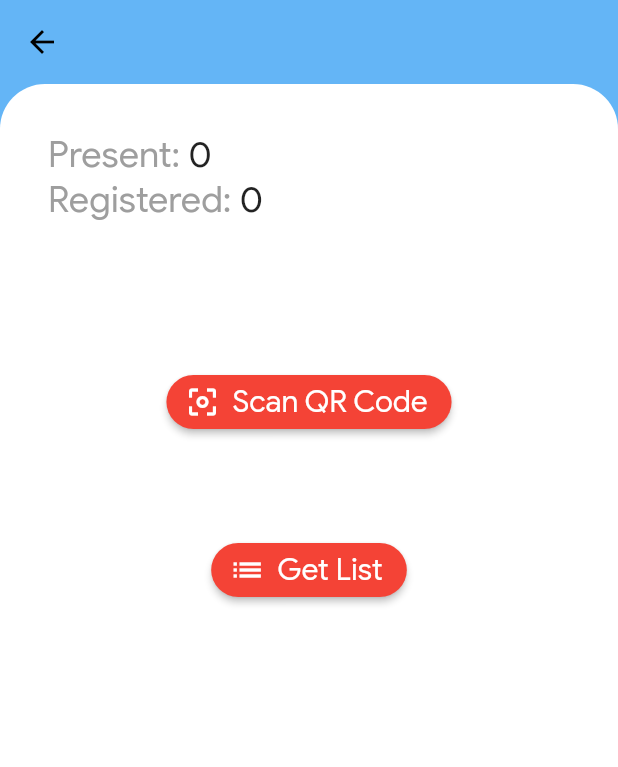
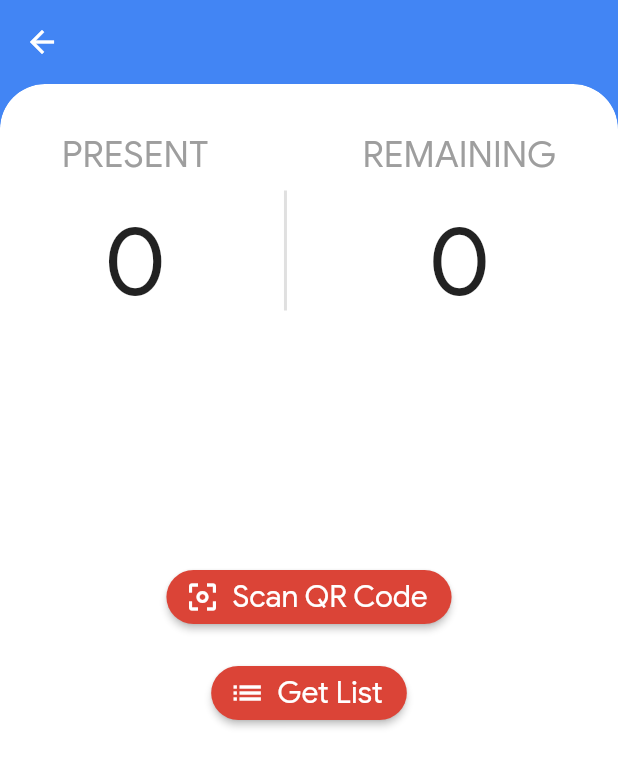
Before and after one commit to developer-student-clubs/DSC-DDU-Admin, a Flutter app: the Attendance screen opened directly with empty values, on a phone screen of 412 x 824 dp. Shown: the top 767 px of the screen. Run offline on Flutter 3.47's test engine with Material 2 defaults, Android fonts, the phone set to English and light mode, and no system bars; our stand-ins replace cloud_firestore, csv, datetime_picker_formfield, expandable, firebase_auth, firebase_messaging and 4 more; missing offline and left inert: qrscan; accounts and stored records are empty.

```diff
--- a/lib/attendance.dart
+++ b/lib/attendance.dart
@@ -75,62 +75,107 @@ class MainPage extends StatelessWidget {
     this.remaining = remaining;
     this.name = name;
   }
+
   @override
   Widget build(BuildContext context) {
     return ClipRRect(
       borderRadius: BorderRadius.only(
           topLeft: Radius.circular(30), topRight: Radius.circular(30)),
+      child: Column(
+        children: <Widget>[
+          Expanded(
+            child: ClipRRect(
+              borderRadius: BorderRadius.only(
+                  topLeft: Radius.circular(30), topRight: Radius.circular(30)),
               child: Container(
                 color: Colors.white,
-        child: Column(
+                child: ListView(
+                  children: <Widget>[
+                    Row(
                       mainAxisSize: MainAxisSize.max,
+                      mainAxisAlignment: MainAxisAlignment.spaceAround,
                       children: <Widget>[
+                        _getCountBox("Present", remaining),
                         Padding(
-              padding: const EdgeInsets.all(32.0),
+                          padding: const EdgeInsets.only(top: 64.0),
+                          child: Container(
+                            color: Colors.grey[300],
+                            width: 2,
+                            height: 80,
+                          ),
+                        ),
+                        _getCountBox("Remaining", registered),
+                      ],
+                    ),
+                    _getButtons(context),
+                  ],
+                ),
+              ),
+            ),
+          ),
+        ],
+      ),
+    );
+  }
+
+  Widget _getCountBox(String heading, int count) {
+    return Padding(
+      padding: const EdgeInsets.only(top: 32.0, left: 32.0, right: 32.0),
       child: Column(
         children: <Widget>[
-                  Row(
-                    children: <Widget>[
           Text(
-                        "Present" + ": ",
+            heading.toUpperCase(),
             style: TextStyle(
               color: Colors.grey,
               fontSize: 24,
             ),
           ),
-                      Text(
-                        remaining.toString(),
+          Padding(
+            padding: const EdgeInsets.only(top: 16.0, left: 16.0, right: 16.0),
+            child: Text(
+              count.toString(),
               style: TextStyle(
-                          fontSize: 24,
+                fontSize: 64,
+              ),
             ),
           )
         ],
       ),
-                  Row(
+    );
+  }
+
+  Widget _getButtons(BuildContext context) {
+    return (MediaQuery.of(context).orientation == Orientation.portrait)
+        ? Column(
             children: <Widget>[
-                      Text(
-                        "Registered" + ": ",
-                        style: TextStyle(
-                          color: Colors.grey,
-                          fontSize: 24,
+              SizedBox(
+                height: 160,
               ),
+              _getScanButton(context),
+              SizedBox(
+                height: 16,
               ),
-                      Text(
-                        registered.toString(),
-                        style: TextStyle(
-                          fontSize: 24,
+              _getListButton(context),
+            ],
+          )
+        : Padding(
+            padding: const EdgeInsets.all(32.0),
+            child: Row(
+              mainAxisAlignment: MainAxisAlignment.center,
+              children: <Widget>[
+                _getScanButton(context),
+                SizedBox(
+                  width: 32,
                 ),
-                      )
+                _getListButton(context),
               ],
             ),
-                ],
-              ),
-            ),
-            SizedBox(
-              height: 64.0,
-            ),
-            RaisedButton.icon(
-              color: Colors.red,
+          );
+  }
+
+  Widget _getScanButton(BuildContext context) {
+    return RaisedButton.icon(
+      color: Theme.of(context).accentColor,
       icon: Icon(
         Icons.center_focus_weak,
         color: Colors.white,
@@ -139,22 +184,24 @@ class MainPage extends StatelessWidget {
         'Scan QR Code',
         style: TextStyle(color: Colors.white, fontSize: 20),
       ), //`Text` to display
-              shape: RoundedRectangleBorder(
-                  borderRadius: BorderRadius.circular(40)),
+      shape: RoundedRectangleBorder(borderRadius: BorderRadius.circular(40)),
       onPressed: () async {
         if (canScan) {
           await scan(id, context);
         } else {
           Scaffold.of(context).showSnackBar(SnackBar(
-                      content: Text("You don't have access to scan.")));
+            content: Text(
+              "You don't have access to scan.",
+            ),
+          ));
         }
       },
-            ),
-            SizedBox(
-              height: 64.0,
-            ),
-            RaisedButton.icon(
-              color: Colors.red,
+    );
+  }
+
+  Widget _getListButton(BuildContext context) {
+    return RaisedButton.icon(
+      color: Theme.of(context).accentColor,
       icon: Icon(
         Icons.list,
         color: Colors.white,
@@ -163,20 +210,18 @@ class MainPage extends StatelessWidget {
         'Get List',
         style: TextStyle(color: Colors.white, fontSize: 20),
       ), //`Text` to display
-              shape: RoundedRectangleBorder(
-                  borderRadius: BorderRadius.circular(40)),
+      shape: RoundedRectangleBorder(borderRadius: BorderRadius.circular(40)),
       onPressed: () {
         if (canGetList) {
           getAttendeeList(context, id, name);
         } else {
           Scaffold.of(context).showSnackBar(SnackBar(
-                      content: Text("You don't have access to get list.")));
+            content: Text(
+              "You don't have access to get list.",
+            ),
+          ));
         }
       },
-            ),
-          ],
-        ),
-      ),
     );
   }
 }
--- a/pubspec.yaml
+++ b/pubspec.yaml
@@ -24,7 +24,7 @@ dependencies:
   firebase_messaging: ^6.0.13
   http: ^0.12.0+4
   firebase_core: ^0.4.4+3
-
+  open_file: ^3.0.1
 
 dev_dependencies:
   flutter_test:
```
Also changed, not shown: lib/attendeeList.dart (+32 -17 lines), lib/event.dart (+5 -5 lines), lib/eventList.dart (+8 -4 lines), lib/login_page.dart (+80 -14 lines), lib/main.dart (+5 -8 lines), lib/qr_scan.dart (+19 -34 lines), lib/sign_in.dart (+8 -3 lines), pubspec.lock, 2 other files. Lines whose indentation alone changed are shown as unchanged.
